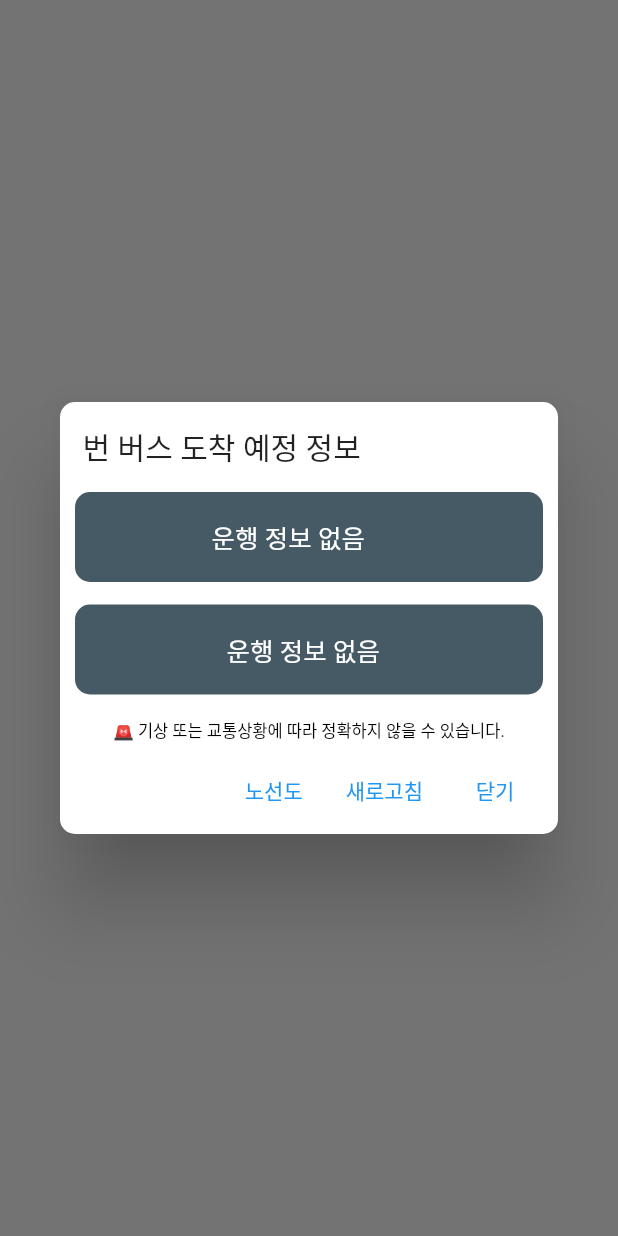
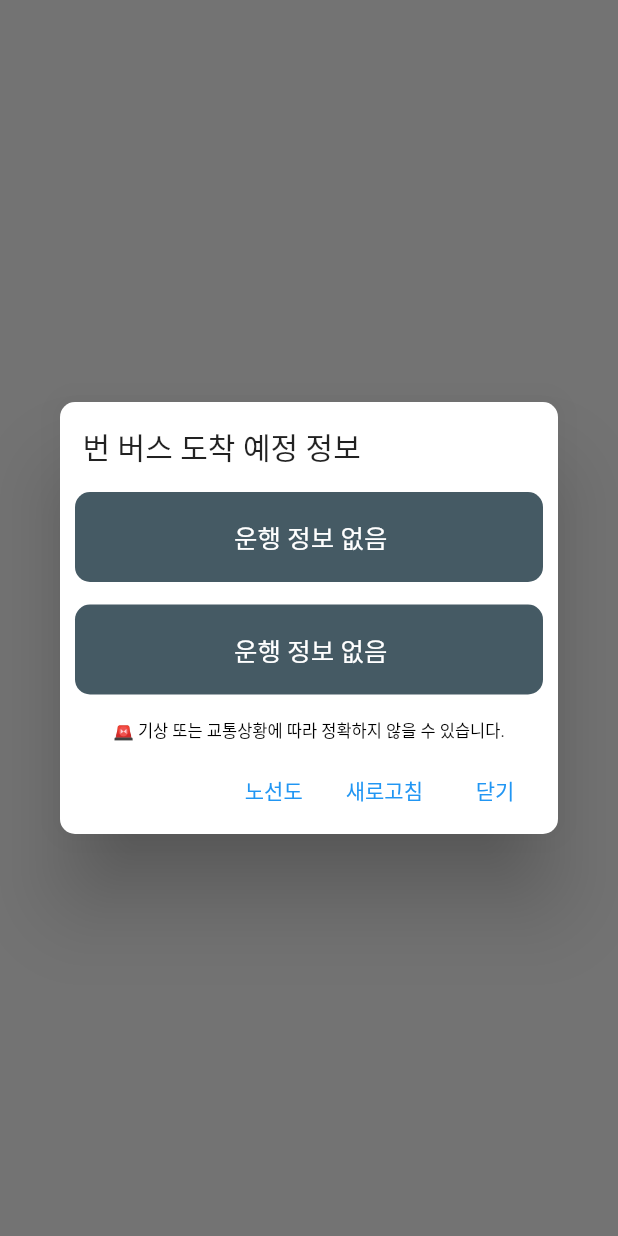
Before and after one commit to devlwh0830/Bus_App_Project, a Flutter app: the FlutterDialog widget shown alone on an empty page, opened directly with empty values, on a phone screen of 412 x 824 dp. Run offline on Flutter 3.47's test engine with Material 2 defaults, Android fonts, the phone set to English and light mode, and no system bars; our stand-ins replace flutter_native_splash, fluttertoast, geolocator, permission_handler; missing offline and left inert: kakaomap_webview, xml2json; network calls fail; Roboto replaces fonts that are missing (Godo).

Commit message:
실시간 버스위치 디자인 개선

```diff
--- a/lib/result/arival_popup.dart
+++ b/lib/result/arival_popup.dart
@@ -46,7 +46,7 @@ time(a){
   }
 }
 
-void FlutterDialog(context,lineName,stationId,busline,staOrder) async{
+void FlutterDialog(context,lineName,stationId,busline,staOrder,routeTypeName,regionName) async{
   try{
     result = await busArrivalInfo2(stationId,busline,staOrder);
   }catch(e){
@@ -130,7 +130,8 @@ void FlutterDialog(context,lineName,stationId,busline,staOrder) async{
                             )
                           ]else...[
                             Container(
-                              margin: EdgeInsets.only(left: 90),
+                              alignment: Alignment.center,
+                              margin: EdgeInsets.only(left: 105),
                               child: Text(
                                 "운행 정보 없음",
                                 textAlign: TextAlign.center,style: TextStyle(color: Colors.white,fontSize: 17),
@@ -193,7 +194,8 @@ void FlutterDialog(context,lineName,stationId,busline,staOrder) async{
                             )
                           ]else...[
                             Container(
-                              margin: EdgeInsets.only(left: 100),
+                              alignment: Alignment.center,
+                              margin: EdgeInsets.only(left: 105),
                               child: Text(
                                 "운행 정보 없음",
                                 textAlign: TextAlign.center,style: TextStyle(color: Colors.white,fontSize: 17),
@@ -233,7 +235,7 @@ void FlutterDialog(context,lineName,stationId,busline,staOrder) async{
                   }
 
                   Navigator.push(
-                      context, MaterialPageRoute(builder: (_) => BusLine_Result_view(stationlist:result,lineName:lineName,turnYn:result2,routeId:busline,seachroute:true,staOrder:staOrder,busposition: result3,)));
+                      context, MaterialPageRoute(builder: (_) => BusLine_Result_view(stationlist:result,lineName:lineName,turnYn:result2,routeId:busline,seachroute:true,staOrder:staOrder,busposition: result3,routeTypeName: routeTypeName,regionName:regionName)));
                 },
                 child: Text("노선도"),
               ),
--- a/lib/result/result.dart
+++ b/lib/result/result.dart
@@ -119,7 +119,7 @@ class _Result_viewState extends State<Result_view> {
                           itemCount: widget.station_info.length,
                           itemBuilder: (c, i) {
                             return TextButton(
-                              onPressed: () => setState(() => FlutterDialog(context,widget.station_info[i]['routeName'],widget.displayId,widget.station_info[i]['routeId'],widget.station_info[i]['staOrder'])),
+                              onPressed: () => setState(() => FlutterDialog(context,widget.station_info[i]['routeName'],widget.displayId,widget.station_info[i]['routeId'],widget.station_info[i]['staOrder'],widget.station_info[i]['routeTypeName'],widget.station_info[i]['regionName'])),
                               style: TextButton.styleFrom(
                                 foregroundColor: Colors.white,
                               ),
--- a/lib/view/search.dart
+++ b/lib/view/search.dart
@@ -202,7 +202,7 @@ class _SearchState extends State<Search>  with TickerProviderStateMixin{
                                     result3 = null;
                                   }
                                   Navigator.push(
-                                      context, MaterialPageRoute(builder: (_) => BusLine_Result_view(stationlist:result,lineName:data[i]['routeName'],turnYn:result2,routeId:data[i]['routeId'],seachroute: false, staOrder:"0",busposition:result3,regionName:data[i]['regionName'].toString())));
+                                      context, MaterialPageRoute(builder: (_) => BusLine_Result_view(stationlist:result,lineName:data[i]['routeName'],turnYn:result2,routeId:data[i]['routeId'],seachroute: false, staOrder:"0",busposition:result3,regionName:data[i]['regionName'].toString(),routeTypeName:data[i]['routeTypeName'].toString())));
                                 },
                                 style: TextButton.styleFrom(
                                   foregroundColor: Colors.white,
--- a/pubspec.yaml
+++ b/pubspec.yaml
@@ -16,7 +16,7 @@ publish_to: 'none' # Remove this line if you wish to publish to pub.dev
 # https://developer.apple.com/library/archive/documentation/General/Reference/InfoPlistKeyReference/Articles/CoreFoundationKeys.html
 # In Windows, build-name is used as the major, minor, and patch parts
 # of the product and file versions while build-number is used as the build suffix.
-version: 1.0.0+1
+version: 1.0.1+2
 
 environment:
   sdk: '>=3.0.2 <4.0.0'
```
Also changed, not shown: lib/result/busline_result.dart (+31 -2 lines).
